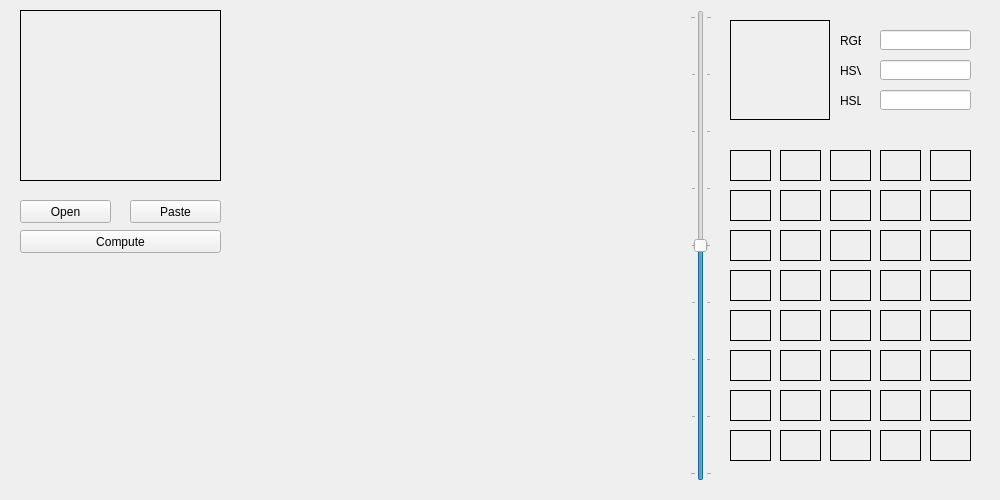
Old version of the form colorpicker.ui in the repository league1991/Color-Picker.
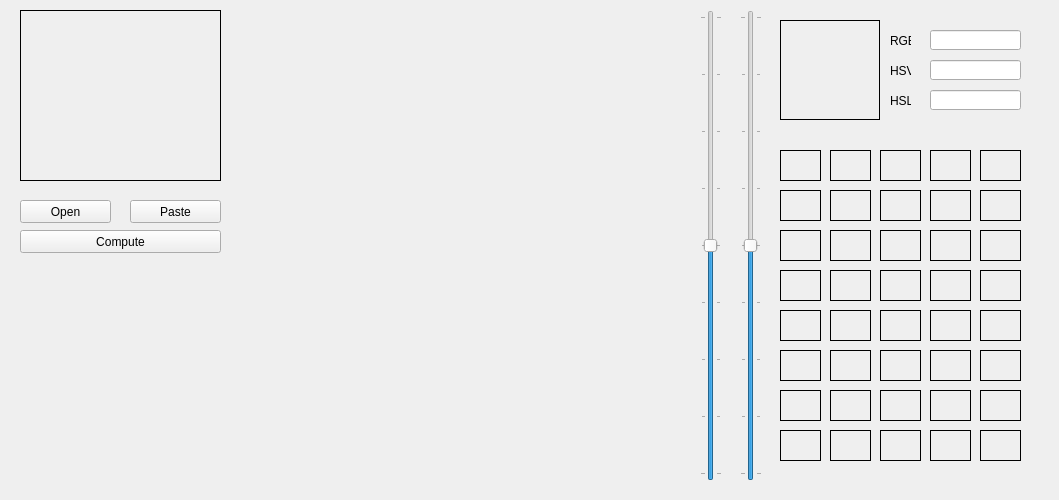
New version of the form. Custom widgets are drawn as their Qt base class.

```diff
--- a/colorpicker.ui
+++ b/colorpicker.ui
@@ -6,7 +6,7 @@
    <rect>
     <x>0</x>
     <y>0</y>
-    <width>1000</width>
+    <width>1059</width>
     <height>500</height>
    </rect>
   </property>
@@ -24,7 +24,7 @@
   </property>
   <property name="maximumSize">
    <size>
-    <width>1000</width>
+    <width>1200</width>
     <height>500</height>
    </size>
   </property>
@@ -131,7 +131,7 @@
   <widget class="QSlider" name="brightnessSlider">
    <property name="geometry">
     <rect>
-     <x>690</x>
+     <x>700</x>
      <y>10</y>
      <width>22</width>
      <height>471</height>
@@ -159,7 +159,7 @@
   <widget class="QSampleLabel" name="colorLabel">
    <property name="geometry">
     <rect>
-     <x>730</x>
+     <x>780</x>
      <y>20</y>
      <width>100</width>
      <height>100</height>
@@ -175,7 +175,7 @@
   <widget class="QSampleLabel" name="colorSlot_1">
    <property name="geometry">
     <rect>
-     <x>730</x>
+     <x>780</x>
      <y>150</y>
      <width>41</width>
      <height>31</height>
@@ -194,7 +194,7 @@
   <widget class="QLineEdit" name="rgbEdit">
    <property name="geometry">
     <rect>
-     <x>880</x>
+     <x>930</x>
      <y>30</y>
      <width>91</width>
      <height>20</height>
@@ -207,7 +207,7 @@
   <widget class="QLabel" name="rgbLabel">
    <property name="geometry">
     <rect>
-     <x>840</x>
+     <x>890</x>
      <y>30</y>
      <width>21</width>
      <height>21</height>
@@ -220,7 +220,7 @@
   <widget class="QLabel" name="hsvLabel">
    <property name="geometry">
     <rect>
-     <x>840</x>
+     <x>890</x>
      <y>60</y>
      <width>21</width>
      <height>21</height>
@@ -233,7 +233,7 @@
   <widget class="QLabel" name="hslLabel">
    <property name="geometry">
     <rect>
-     <x>840</x>
+     <x>890</x>
      <y>90</y>
      <width>21</width>
      <height>21</height>
@@ -246,7 +246,7 @@
   <widget class="QLineEdit" name="hsvEdit">
    <property name="geometry">
     <rect>
-     <x>880</x>
+     <x>930</x>
      <y>60</y>
      <width>91</width>
      <height>20</height>
@@ -259,7 +259,7 @@
   <widget class="QLineEdit" name="hslEdit">
    <property name="geometry">
     <rect>
-     <x>880</x>
+     <x>930</x>
      <y>90</y>
      <width>91</width>
      <height>20</height>
@@ -272,7 +272,7 @@
   <widget class="QSampleLabel" name="colorSlot_2">
    <property name="geometry">
     <rect>
-     <x>730</x>
+     <x>780</x>
      <y>190</y>
      <width>41</width>
      <height>31</height>
@@ -291,7 +291,7 @@
   <widget class="QSampleLabel" name="colorSlot_3">
    <property name="geometry">
     <rect>
-     <x>730</x>
+     <x>780</x>
      <y>230</y>
      <width>41</width>
      <height>31</height>
@@ -310,7 +310,7 @@
   <widget class="QSampleLabel" name="colorSlot_4">
    <property name="geometry">
     <rect>
-     <x>730</x>
+     <x>780</x>
      <y>270</y>
      <width>41</width>
      <height>31</height>
@@ -329,7 +329,7 @@
   <widget class="QSampleLabel" name="colorSlot_5">
    <property name="geometry">
     <rect>
-     <x>730</x>
+     <x>780</x>
      <y>310</y>
      <width>41</width>
      <height>31</height>
@@ -348,7 +348,7 @@
   <widget class="QSampleLabel" name="colorSlot_6">
    <property name="geometry">
     <rect>
-     <x>730</x>
+     <x>780</x>
      <y>350</y>
      <width>41</width>
      <height>31</height>
@@ -367,7 +367,7 @@
   <widget class="QSampleLabel" name="colorSlot_7">
    <property name="geometry">
     <rect>
-     <x>730</x>
+     <x>780</x>
      <y>390</y>
      <width>41</width>
      <height>31</height>
@@ -386,7 +386,7 @@
   <widget class="QSampleLabel" name="colorSlot_8">
    <property name="geometry">
     <rect>
-     <x>730</x>
+     <x>780</x>
      <y>430</y>
      <width>41</width>
      <height>31</height>
@@ -405,7 +405,7 @@
   <widget class="QSampleLabel" name="colorSlot_9">
    <property name="geometry">
     <rect>
-     <x>780</x>
+     <x>830</x>
      <y>150</y>
      <width>41</width>
      <height>31</height>
@@ -424,7 +424,7 @@
   <widget class="QSampleLabel" name="colorSlot_10">
    <property name="geometry">
     <rect>
-     <x>780</x>
+     <x>830</x>
      <y>190</y>
      <width>41</width>
      <height>31</height>
@@ -443,7 +443,7 @@
   <widget class="QSampleLabel" name="colorSlot_11">
    <property name="geometry">
     <rect>
-     <x>780</x>
+     <x>830</x>
      <y>230</y>
      <width>41</width>
      <height>31</height>
@@ -462,7 +462,7 @@
   <widget class="QSampleLabel" name="colorSlot_12">
    <property name="geometry">
     <rect>
-     <x>780</x>
+     <x>830</x>
      <y>270</y>
      <width>41</width>
      <height>31</height>
@@ -481,7 +481,7 @@
   <widget class="QSampleLabel" name="colorSlot_13">
    <property name="geometry">
     <rect>
-     <x>780</x>
+     <x>830</x>
      <y>310</y>
      <width>41</width>
      <height>31</height>
@@ -500,7 +500,7 @@
   <widget class="QSampleLabel" name="colorSlot_14">
    <property name="geometry">
     <rect>
-     <x>780</x>
+     <x>830</x>
      <y>350</y>
      <width>41</width>
      <height>31</height>
@@ -519,7 +519,7 @@
   <widget class="QSampleLabel" name="colorSlot_15">
    <property name="geometry">
     <rect>
-     <x>780</x>
+     <x>830</x>
      <y>390</y>
      <width>41</width>
      <height>31</height>
@@ -538,7 +538,7 @@
   <widget class="QSampleLabel" name="colorSlot_16">
    <property name="geometry">
     <rect>
-     <x>780</x>
+     <x>830</x>
      <y>430</y>
      <width>41</width>
      <height>31</height>
@@ -557,7 +557,7 @@
   <widget class="QSampleLabel" name="colorSlot_17">
    <property name="geometry">
     <rect>
-     <x>830</x>
+     <x>880</x>
      <y>150</y>
      <width>41</width>
      <height>31</height>
@@ -576,7 +576,7 @@
   <widget class="QSampleLabel" name="colorSlot_18">
    <property name="geometry">
     <rect>
-     <x>830</x>
+     <x>880</x>
      <y>190</y>
      <width>41</width>
      <height>31</height>
@@ -595,7 +595,7 @@
   <widget class="QSampleLabel" name="colorSlot_19">
    <property name="geometry">
     <rect>
-     <x>830</x>
+     <x>880</x>
      <y>230</y>
      <width>41</width>
      <height>31</height>
@@ -614,7 +614,7 @@
   <widget class="QSampleLabel" name="colorSlot_20">
    <property name="geometry">
     <rect>
-     <x>830</x>
+     <x>880</x>
      <y>270</y>
      <width>41</width>
      <height>31</height>
@@ -633,7 +633,7 @@
   <widget class="QSampleLabel" name="colorSlot_21">
    <property name="geometry">
     <rect>
-     <x>830</x>
+     <x>880</x>
      <y>310</y>
      <width>41</width>
      <height>31</height>
@@ -652,7 +652,7 @@
   <widget class="QSampleLabel" name="colorSlot_22">
    <property name="geometry">
     <rect>
-     <x>830</x>
+     <x>880</x>
      <y>350</y>
      <width>41</width>
      <height>31</height>
@@ -671,7 +671,7 @@
   <widget class="QSampleLabel" name="colorSlot_23">
    <property name="geometry">
     <rect>
-     <x>830</x>
+     <x>880</x>
      <y>390</y>
      <width>41</width>
      <height>31</height>
@@ -690,7 +690,7 @@
   <widget class="QSampleLabel" name="colorSlot_24">
    <property name="geometry">
     <rect>
-     <x>830</x>
+     <x>880</x>
      <y>430</y>
      <width>41</width>
      <height>31</height>
@@ -709,7 +709,7 @@
   <widget class="QSampleLabel" name="colorSlot_25">
    <property name="geometry">
     <rect>
-     <x>880</x>
+     <x>930</x>
      <y>150</y>
      <width>41</width>
      <height>31</height>
@@ -728,7 +728,7 @@
   <widget class="QSampleLabel" name="colorSlot_26">
    <property name="geometry">
     <rect>
-     <x>880</x>
+     <x>930</x>
      <y>190</y>
      <width>41</width>
      <height>31</height>
@@ -747,7 +747,7 @@
   <widget class="QSampleLabel" name="colorSlot_27">
    <property name="geometry">
     <rect>
-     <x>880</x>
+     <x>930</x>
      <y>230</y>
      <width>41</width>
      <height>31</height>
@@ -766,7 +766,7 @@
   <widget class="QSampleLabel" name="colorSlot_28">
    <property name="geometry">
     <rect>
-     <x>880</x>
+     <x>930</x>
      <y>270</y>
      <width>41</width>
      <height>31</height>
@@ -785,7 +785,7 @@
   <widget class="QSampleLabel" name="colorSlot_29">
    <property name="geometry">
     <rect>
-     <x>880</x>
+     <x>930</x>
      <y>310</y>
      <width>41</width>
      <height>31</height>
@@ -804,7 +804,7 @@
   <widget class="QSampleLabel" name="colorSlot_30">
    <property name="geometry">
     <rect>
-     <x>880</x>
+     <x>930</x>
      <y>350</y>
      <width>41</width>
      <height>31</height>
@@ -823,7 +823,7 @@
   <widget class="QSampleLabel" name="colorSlot_31">
    <property name="geometry">
     <rect>
-     <x>880</x>
+     <x>930</x>
      <y>390</y>
      <width>41</width>
      <height>31</height>
@@ -842,7 +842,7 @@
   <widget class="QSampleLabel" name="colorSlot_32">
    <property name="geometry">
     <rect>
-     <x>880</x>
+     <x>930</x>
      <y>430</y>
      <width>41</width>
      <height>31</height>
@@ -861,7 +861,7 @@
   <widget class="QSampleLabel" name="colorSlot_33">
    <property name="geometry">
     <rect>
-     <x>930</x>
+     <x>980</x>
      <y>150</y>
      <width>41</width>
      <height>31</height>
@@ -880,7 +880,7 @@
   <widget class="QSampleLabel" name="colorSlot_34">
    <property name="geometry">
     <rect>
-     <x>930</x>
+     <x>980</x>
      <y>190</y>
      <width>41</width>
      <height>31</height>
@@ -899,7 +899,7 @@
   <widget class="QSampleLabel" name="colorSlot_35">
    <property name="geometry">
     <rect>
-     <x>930</x>
+     <x>980</x>
      <y>230</y>
      <width>41</width>
      <height>31</height>
@@ -918,7 +918,7 @@
   <widget class="QSampleLabel" name="colorSlot_36">
    <property name="geometry">
     <rect>
-     <x>930</x>
+     <x>980</x>
      <y>270</y>
      <width>41</width>
      <height>31</height>
@@ -937,7 +937,7 @@
   <widget class="QSampleLabel" name="colorSlot_37">
    <property name="geometry">
     <rect>
-     <x>930</x>
+     <x>980</x>
      <y>310</y>
      <width>41</width>
      <height>31</height>
@@ -956,7 +956,7 @@
   <widget class="QSampleLabel" name="colorSlot_38">
    <property name="geometry">
     <rect>
-     <x>930</x>
+     <x>980</x>
      <y>350</y>
      <width>41</width>
      <height>31</height>
@@ -975,7 +975,7 @@
   <widget class="QSampleLabel" name="colorSlot_39">
    <property name="geometry">
     <rect>
-     <x>930</x>
+     <x>980</x>
      <y>390</y>
      <width>41</width>
      <height>31</height>
@@ -994,7 +994,7 @@
   <widget class="QSampleLabel" name="colorSlot_40">
    <property name="geometry">
     <rect>
-     <x>930</x>
+     <x>980</x>
      <y>430</y>
      <width>41</width>
      <height>31</height>
@@ -1010,6 +1010,34 @@
     <string/>
    </property>
   </widget>
+  <widget class="QSlider" name="saturationSlider">
+   <property name="geometry">
+    <rect>
+     <x>740</x>
+     <y>10</y>
+     <width>22</width>
+     <height>471</height>
+    </rect>
+   </property>
+   <property name="maximum">
+    <number>24</number>
+   </property>
+   <property name="singleStep">
+    <number>1</number>
+   </property>
+   <property name="value">
+    <number>12</number>
+   </property>
+   <property name="orientation">
+    <enum>Qt::Vertical</enum>
+   </property>
+   <property name="tickPosition">
+    <enum>QSlider::TicksBothSides</enum>
+   </property>
+   <property name="tickInterval">
+    <number>3</number>
+   </property>
+  </widget>
  </widget>
  <layoutdefault spacing="6" margin="11"/>
  <customwidgets>
```
